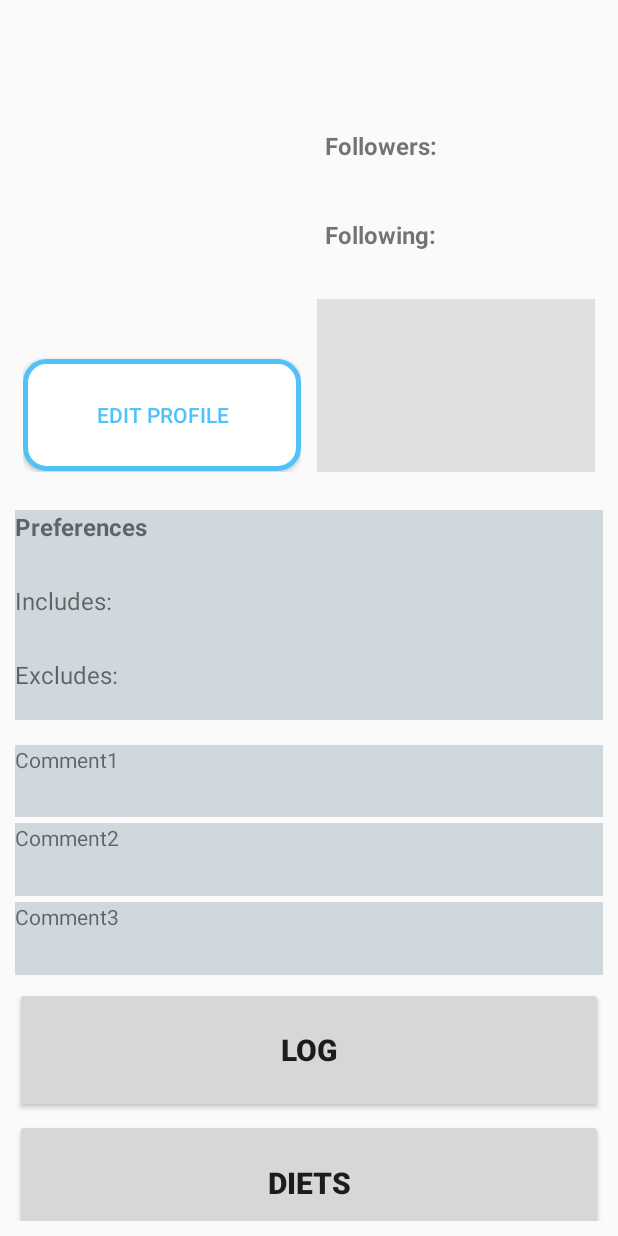
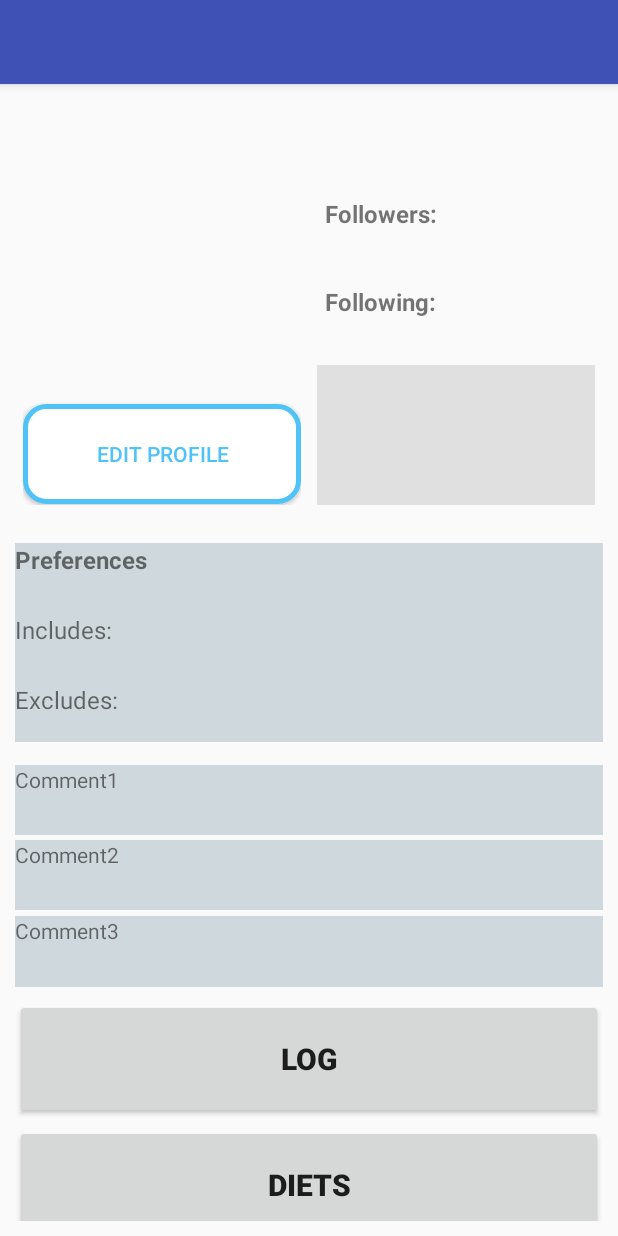
Before and after one commit to bounswe/bounswe2016group3, an Android app: the UserProfilePageActivity screen opened directly, with no data from a screen before it, on a phone screen of 412 x 824 dp. Run offline under Robolectric (Android 15) with nearby library versions, the phone set to English and light mode, and no system bars; our stand-ins replace ButterKnife, Picasso; libraries missing offline, so code that uses them is left out: retrofit.client, retrofit.converter; pictures from the network do not load; 4 statements that could not run were skipped.

```diff
--- a/android/Eatalyze/app/src/main/res/layout/activity_user_profil_page.xml
+++ b/android/Eatalyze/app/src/main/res/layout/activity_user_profil_page.xml
@@ -6,6 +6,8 @@
     android:layout_height="match_parent"
     android:id="@+id/id_big_layout"
     android:weightSum="10">
+
+    <include layout="@layout/app_bar"/>
 
 
     <LinearLayout
@@ -44,7 +46,7 @@
                 android:text="Edit Profile"
                 android:background="@drawable/follow_button_shape"
                 android:layout_weight="0.25"
-                android:padding="15dp"
+                android:padding="10dp"
                 android:textColor="#4FC3F7"
                 android:layout_width="match_parent"
                 android:id="@+id/id_follow_button"
@@ -67,7 +69,7 @@
                 android:textStyle="bold"
                 android:textSize="16sp"
                 android:padding="5dp"
-                android:layout_weight="0.17"
+                android:layout_weight="0.16"
                 />
             <View
                 android:clickable="true"
@@ -83,7 +85,7 @@
                 android:textStyle="bold"
                 android:textSize="16sp"
                 android:padding="5dp"
-                android:layout_weight="0.15"
+                android:layout_weight="0.17"
                 android:clickable="true" />
             <View
                 android:clickable="true"
@@ -94,7 +96,7 @@
             <TextView
                 android:layout_width="match_parent"
                 android:layout_height="0dp"
-                android:layout_weight="0.15"
+                android:layout_weight="0.17"
                 android:textStyle="bold"
                 android:padding="5dp"
                 android:textSize="16sp"
@@ -110,7 +112,7 @@
 
             <TextView
                 android:layout_width="match_parent"
-                android:layout_weight="0.38"
+                android:layout_weight="0.35"
                 android:layout_height="0dp"
                 android:id="@+id/bio"
                 android:background="#E0E0E0" />
@@ -118,8 +120,6 @@
         </LinearLayout>
 
     </LinearLayout>
-
-
 
     <LinearLayout
         android:layout_width="match_parent"
@@ -235,7 +235,7 @@
                 android:textStyle="bold"
                 android:textSize="20sp"
                 android:id="@+id/btn_log"
-                android:layout_weight="0.2"/>
+                android:layout_weight="0.20"/>
 
             <View
                 android:clickable="true"
```
Also changed, not shown: android/Eatalyze/app/src/main/java/com/cmpe451/eatalyze/activities/UserHomepageActivity.java (+1 -8 lines), android/Eatalyze/app/src/main/java/com/cmpe451/eatalyze/activities/UserProfilePageActivity.java (+7 -0 lines), android/Eatalyze/app/src/main/res/layout/activity_food_server_profil_page.xml (added, +10 -0 lines).
